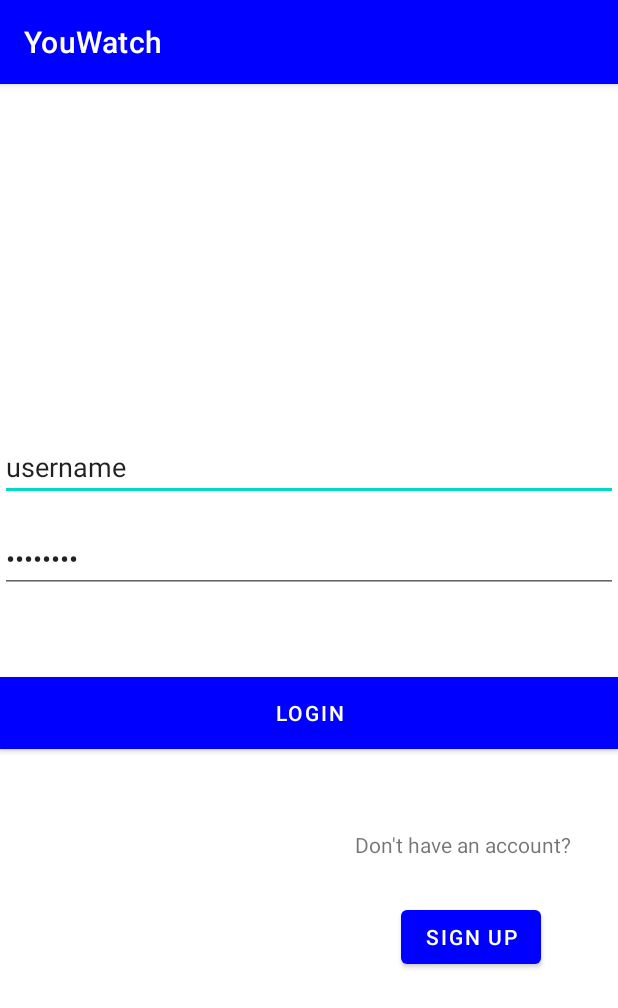
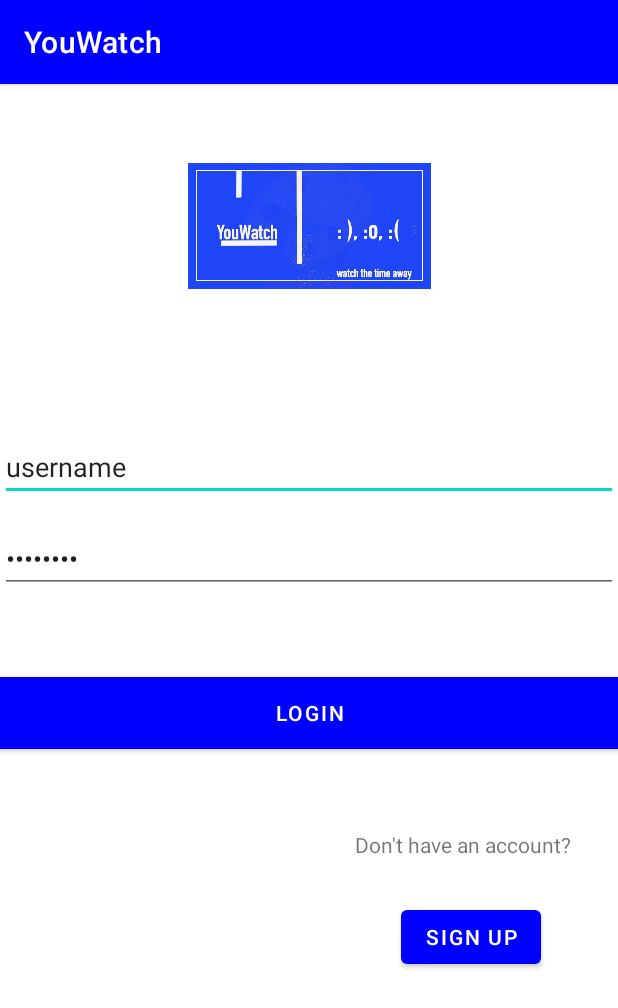
Before and after one commit to Phinny01/YouWatch, an Android app: the screen it shows after launch (LoginActivity), on a phone screen of 412 x 824 dp. Shown: the top 1008 px of the screen. Run offline under Robolectric (Android 15) with nearby library versions, the phone set to English and light mode, and no system bars; libraries missing offline, so code that uses them is left out: com.parse; 2 statements that could not run were skipped.

Commit message:
Add SplashScreen with Logo This shows a SplashScreen before the login page

```diff
--- /dev/null
+++ b/app/src/main/java/com/example/youwatch/SplashScreen.java
@@ -0,0 +1,31 @@
+package com.example.youwatch;
+
+import androidx.appcompat.app.AppCompatActivity;
+
+import android.content.Intent;
+import android.os.Bundle;
+import android.os.Handler;
+
+public class SplashScreen extends AppCompatActivity {
+    Handler handler;
+
+    @Override
+    protected void onCreate(Bundle savedInstanceState) {
+
+        super.onCreate(savedInstanceState);
+        setContentView(R.layout.activity_splash_screen);
+        handler  = new Handler();
+
+        handler.postDelayed(new Runnable() {
+
+            @Override
+            public void run() {
+
+                Intent intent=new Intent(SplashScreen.this, LoginActivity.class);
+                startActivity(intent);
+                finish();
+            }
+        },3000);
+
+    }
+}
--- a/app/src/main/res/layout/activity_login.xml
+++ b/app/src/main/res/layout/activity_login.xml
@@ -71,4 +71,15 @@
         app:layout_constraintTop_toBottomOf="@+id/textView"
         app:layout_constraintVertical_bias="0.137" />
 
+    <ImageView
+        android:id="@+id/imageView2"
+        android:layout_width="171dp"
+        android:layout_height="84dp"
+        app:layout_constraintBottom_toTopOf="@+id/etUsername"
+        app:layout_constraintEnd_toEndOf="parent"
+        app:layout_constraintStart_toStartOf="parent"
+        app:layout_constraintTop_toTopOf="parent"
+        app:layout_constraintVertical_bias="0.356"
+        app:srcCompat="@drawable/logo" />
+
 </androidx.constraintlayout.widget.ConstraintLayout>
```
Also changed, not shown: app/src/main/AndroidManifest.xml (+10 -5 lines), app/src/main/res/layout/activity_splash_screen.xml (added, +21 -0 lines), app/src/main/res/drawable-v24/logo.jpeg (added).
